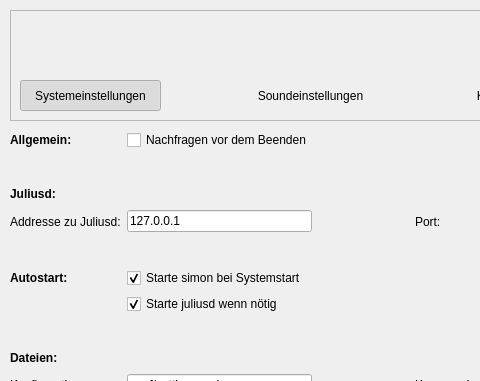
The window that ui/settings.ui (KDE/simon) describes before a commit, drawn with Qt 5; both pictures show x 0 to 480 and y 0 to 381 of the 994 by 549 pixel window.
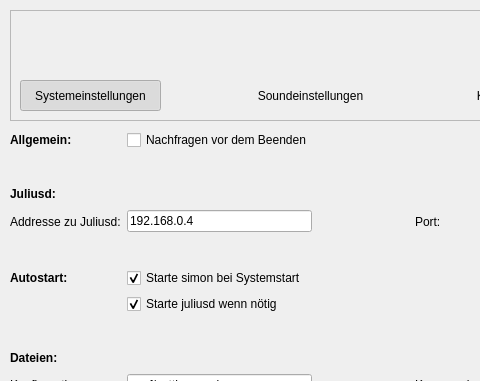
The same window after the commit. Icons and pictures are not drawn.

What changed in the file:
```diff
--- a/ui/settings.ui
+++ b/ui/settings.ui
@@ -919,7 +919,7 @@
       <item row="3" column="1" >
        <widget class="QLineEdit" name="leAddress" >
         <property name="text" >
-         <string>127.0.0.1</string>
+         <string>192.168.0.4</string>
         </property>
        </widget>
       </item>
```
